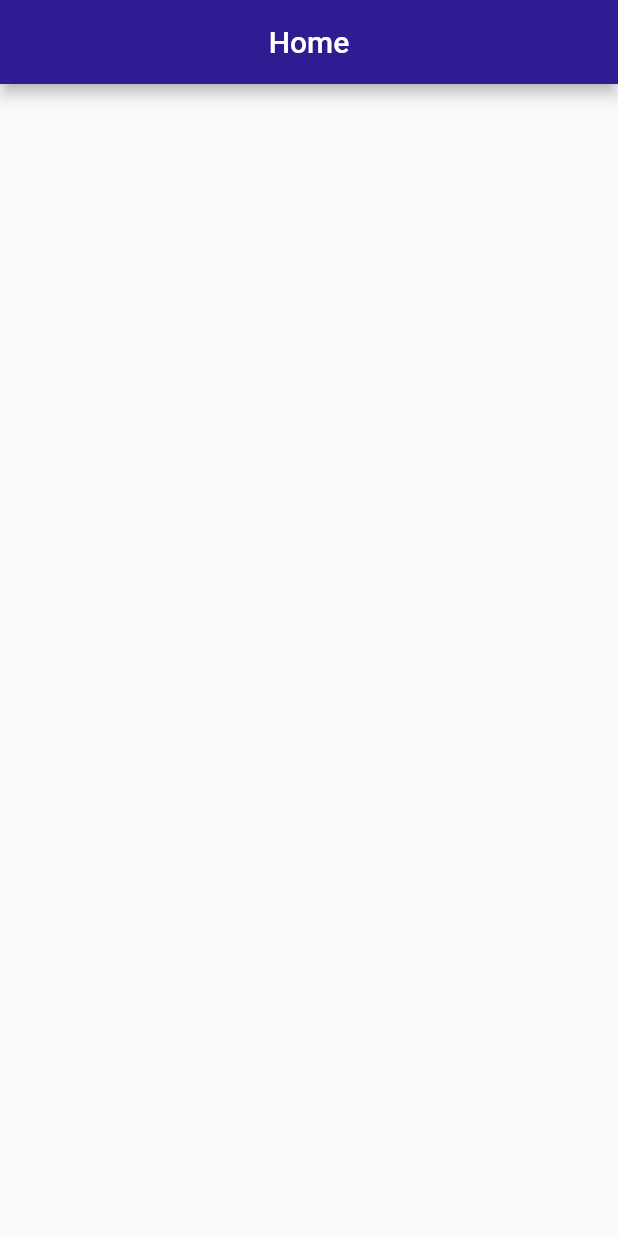
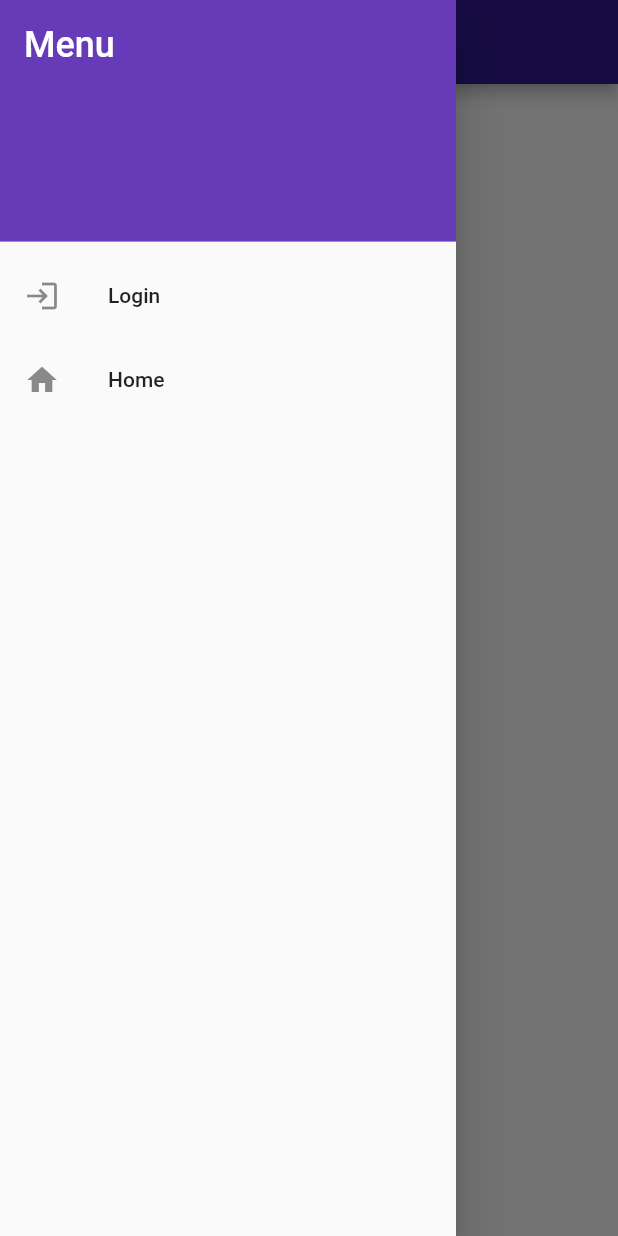
Before and after one commit to filipegmedeiros/gatinhos_ufrn, a Flutter app: the screen it shows after launch, with the side drawer open (before the commit the screen has no drawer), on a phone screen of 412 x 824 dp. Run offline on Flutter 3.47's test engine with Material 2 defaults, Android fonts, the phone set to English and light mode, and no system bars.

Commit message:
Esqueleto da home com menu que redireciona para a página de login.

```diff
--- a/mobile/gatinhos_mobile/lib/main.dart
+++ b/mobile/gatinhos_mobile/lib/main.dart
@@ -1,4 +1,5 @@
 import 'package:flutter/material.dart';
+import 'package:gatinhos_mobile/ui/login.dart';
 
 void main() {
   runApp(MaterialApp(
@@ -21,9 +22,48 @@ class _HomeState extends State<Home> {
   Widget build(BuildContext context) {
     return Scaffold(
       appBar: AppBar(
+        // TODO: verificar se não é melhor por uma SliverAppBar no lugar da AppBar
         title: Text("Home"),
         centerTitle: true,
         backgroundColor: Colors.deepPurple[900],
+      ),
+      drawer: Drawer(
+        child: ListView(
+          padding: EdgeInsets.zero,
+          children: <Widget>[
+            DrawerHeader(
+              decoration: BoxDecoration(
+                color: Colors.deepPurple,
+              ),
+              child: Text(
+                "Menu",
+                style: TextStyle(
+                  color: Colors.white,
+                  fontSize: 24,
+                ),
+              ),
+            ),
+            ListTile(
+              leading: Icon(Icons.login),
+              title: Text("Login"),
+              onTap: () {
+                // change app to login page
+                Navigator.push(
+                    context, MaterialPageRoute(builder: (context) => Login()));
+              },
+            ),
+            ListTile(
+              leading: Icon(Icons.home),
+              title: Text("Home"),
+              onTap: () {
+                // change app to home page
+                //Navigator.pop(context);
+                Navigator.push(
+                    context, MaterialPageRoute(builder: (context) => Home()));
+              },
+            ),
+          ],
+        ),
       ),
       body: Container(), // TODO: criar pagina com listagem de anúncios
     );
--- /dev/null
+++ b/mobile/gatinhos_mobile/lib/ui/login.dart
@@ -0,0 +1,20 @@
+import 'package:flutter/material.dart';
+
+class Login extends StatefulWidget {
+  @override
+  _LoginState createState() => _LoginState();
+}
+
+class _LoginState extends State<Login> {
+  @override
+  Widget build(BuildContext context) {
+    return Scaffold(
+      appBar: AppBar(
+        title: Text("Entrar"),
+        centerTitle: true,
+        backgroundColor: Colors.deepPurple[900],
+      ),
+      body: Container(), // TODO: criar pagina com login
+    );
+  }
+}
```
Also changed, not shown: mobile/gatinhos_mobile/pubspec.yaml (+5 -2 lines), mobile/gatinhos_mobile/images/logoGatinhosUFRN.jpeg (added).
